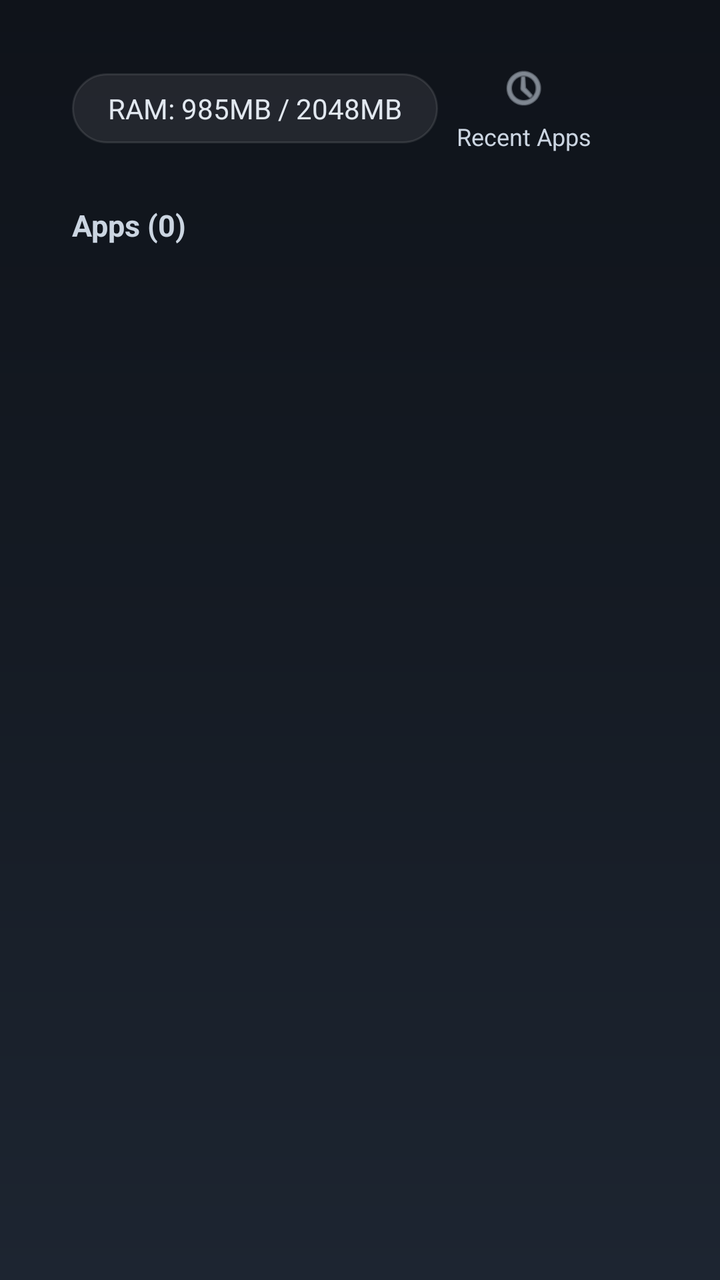
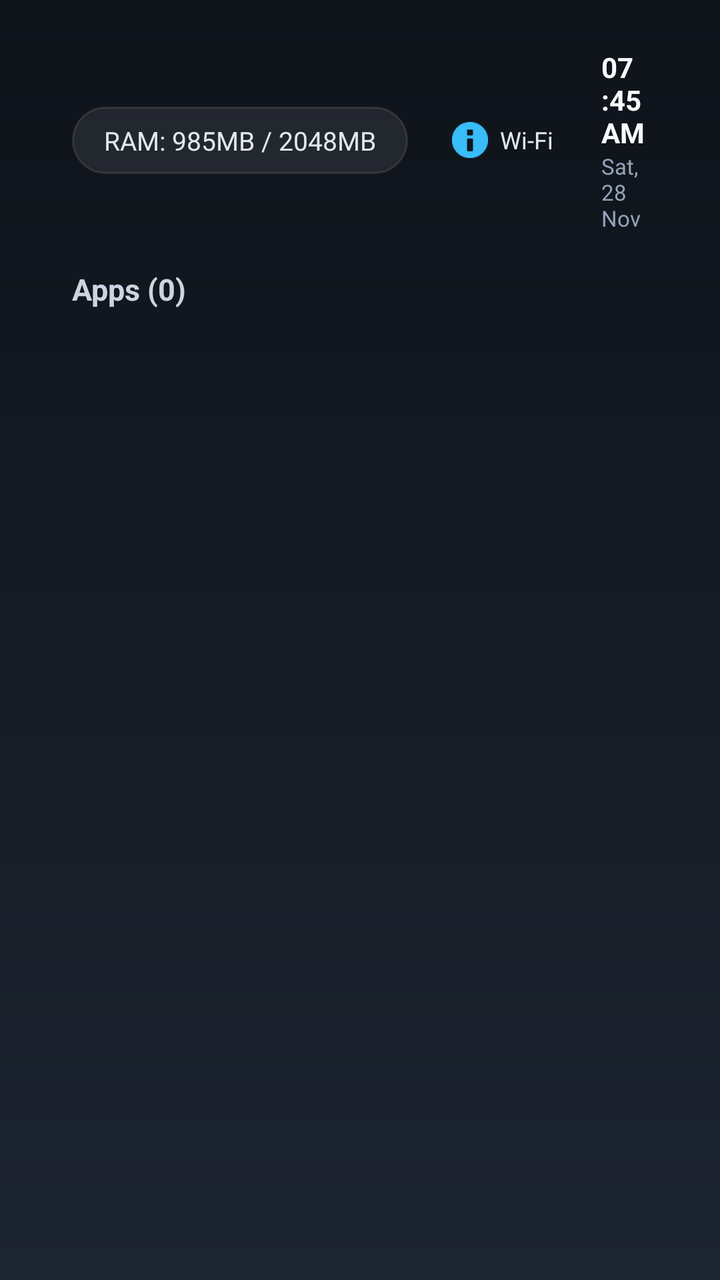

Screens rendered from an Android XML layout before and after an edit, with the pre-edit source and the edit as a unified diff.
<!-- AndroidManifest.xml: application theme Theme.TVLauncher -->
<!-- res/layout/activity_main.xml -->
<?xml version="1.0" encoding="utf-8"?>
<LinearLayout xmlns:android="http://schemas.android.com/apk/res/android"
    android:layout_width="match_parent"
    android:layout_height="match_parent"
    android:background="@drawable/bg_screen"
    android:orientation="vertical"
    android:paddingHorizontal="36dp"
    android:paddingTop="24dp"
    android:paddingBottom="16dp">

    
    <LinearLayout
        android:layout_width="match_parent"
        android:layout_height="wrap_content"
        android:gravity="center_vertical"
        android:orientation="horizontal"
        android:layout_marginBottom="18dp">

        <TextView
            android:id="@+id/tvRamInfo"
            android:layout_width="wrap_content"
            android:layout_height="wrap_content"
            android:background="@drawable/bg_ram_pill"
            android:paddingHorizontal="18dp"
            android:paddingVertical="8dp"
            android:text="RAM: 985MB / 2048MB"
            android:textColor="#E2E8F0"
            android:textSize="14sp" />

        <View
            android:layout_width="0dp"
            android:layout_height="1dp"
            android:layout_weight="1" />

        <LinearLayout
            android:id="@+id/btnRecentApps"
            android:layout_width="86dp"
            android:layout_height="wrap_content"
            android:background="@drawable/bg_top_btn_selector"
            android:focusable="true"
            android:gravity="center"
            android:orientation="vertical"
            android:padding="8dp">
            <ImageView
                android:layout_width="24dp"
                android:layout_height="24dp"
                android:src="@android:drawable/ic_menu_recent_history"
                android:tint="#CBD5E1" />
            <TextView
                android:layout_width="wrap_content"
                android:layout_height="wrap_content"
                android:layout_marginTop="4dp"
                android:text="Recent Apps"
                android:textColor="#CBD5E1"
                android:textSize="12sp" />
        </LinearLayout>

        <LinearLayout
            android:id="@+id/btnVoice"
            android:layout_width="76dp"
            android:layout_height="wrap_content"
            android:layout_marginStart="10dp"
            android:background="@drawable/bg_top_btn_selector"
            android:focusable="true"
            android:gravity="center"
            android:orientation="vertical"
            android:padding="8dp">
            <ImageView
                android:layout_width="24dp"
                android:layout_height="24dp"
                android:src="@android:drawable/ic_btn_speak_now"
                android:tint="#CBD5E1" />
            <TextView
                android:layout_width="wrap_content"
                android:layout_height="wrap_content"
                android:layout_marginTop="4dp"
                android:text="Voice"
                android:textColor="#CBD5E1"
                android:textSize="12sp" />
        </LinearLayout>

        <LinearLayout
            android:id="@+id/btnInputs"
            android:layout_width="76dp"
            android:layout_height="wrap_content"
            android:layout_marginStart="10dp"
            android:background="@drawable/bg_top_btn_selector"
            android:focusable="true"
            android:gravity="center"
            android:orientation="vertical"
            android:padding="8dp">
            <ImageView
                android:layout_width="24dp"
                android:layout_height="24dp"
                android:src="@android:drawable/ic_menu_share"
                android:tint="#CBD5E1" />
            <TextView
                android:layout_width="wrap_content"
                android:layout_height="wrap_content"
                android:layout_marginTop="4dp"
                android:text="Inputs"
                android:textColor="#CBD5E1"
                android:textSize="12sp" />
        </LinearLayout>

        <LinearLayout
            android:id="@+id/btnQuickMenu"
            android:layout_width="84dp"
            android:layout_height="wrap_content"
            android:layout_marginStart="10dp"
            android:background="@drawable/bg_top_btn_selector"
            android:focusable="true"
            android:gravity="center"
            android:orientation="vertical"
            android:padding="8dp">
            <ImageView
                android:layout_width="24dp"
                android:layout_height="24dp"
                android:src="@android:drawable/ic_menu_sort_by_size"
                android:tint="#CBD5E1" />
            <TextView
                android:layout_width="wrap_content"
                android:layout_height="wrap_content"
                android:layout_marginTop="4dp"
                android:text="Quick Menu"
                android:textColor="#CBD5E1"
                android:textSize="12sp" />
        </LinearLayout>

        <LinearLayout
            android:id="@+id/btnSettings"
            android:layout_width="76dp"
            android:layout_height="wrap_content"
            android:layout_marginStart="10dp"
            android:background="@drawable/bg_top_btn_selector"
            android:focusable="true"
            android:gravity="center"
            android:orientation="vertical"
            android:padding="8dp">
            <ImageView
                android:layout_width="24dp"
                android:layout_height="24dp"
                android:src="@android:drawable/ic_menu_preferences"
                android:tint="#CBD5E1" />
            <TextView
                android:layout_width="wrap_content"
                android:layout_height="wrap_content"
                android:layout_marginTop="4dp"
                android:text="Settings"
                android:textColor="#CBD5E1"
                android:textSize="12sp" />
        </LinearLayout>
    </LinearLayout>

    <TextView
        android:id="@+id/tvAppsHeader"
        android:layout_width="wrap_content"
        android:layout_height="wrap_content"
        android:layout_marginBottom="12dp"
        android:text="Apps (0)"
        android:textColor="#CBD5E1"
        android:textSize="15sp"
        android:textStyle="bold" />

    <androidx.recyclerview.widget.RecyclerView
        android:id="@+id/rvApps"
        android:layout_width="match_parent"
        android:layout_height="0dp"
        android:layout_weight="1"
        android:clipToPadding="false"
        android:padding="6dp" />
</LinearLayout>
<!-- resources referenced by this layout -->
<resources>
  <!-- drawable bg_ram_pill (drawable) -->
  <?xml version="1.0" encoding="utf-8"?>
  <shape xmlns:android="http://schemas.android.com/apk/res/android">
      <solid android:color="#14FFFFFF" />
      <stroke android:width="1dp" android:color="#1AFFFFFF" />
      <corners android:radius="24dp" />
  </shape>
  <!-- drawable bg_screen (drawable) -->
  <?xml version="1.0" encoding="utf-8"?>
  <shape xmlns:android="http://schemas.android.com/apk/res/android">
      <gradient
          android:angle="270"
          android:startColor="#0F131A"
          android:centerColor="#151B24"
          android:endColor="#1D2531" />
  </shape>
  <!-- drawable bg_top_btn_selector (drawable) -->
  <?xml version="1.0" encoding="utf-8"?>
  <selector xmlns:android="http://schemas.android.com/apk/res/android">
      <item android:state_focused="true">
          <shape>
              <solid android:color="#383AB6FF" />
              <stroke android:width="2dp" android:color="#8AD8FF" />
              <corners android:radius="10dp" />
          </shape>
      </item>
      <item>
          <shape>
              <solid android:color="@android:color/transparent" />
              <corners android:radius="10dp" />
          </shape>
      </item>
  </selector>
  <style name="Theme.TVLauncher" parent="Theme.AppCompat.NoActionBar">
          <item name="android:windowBackground">@drawable/bg_screen</item>
      </style>
</resources>

<!-- the commit's change to res/layout/activity_main.xml (unified diff, before → after) -->
@@ -1,5 +1,6 @@
 <?xml version="1.0" encoding="utf-8"?>
 <LinearLayout xmlns:android="http://schemas.android.com/apk/res/android"
+    android:id="@+id/rootLayout"
     android:layout_width="match_parent"
     android:layout_height="match_parent"
     android:background="@drawable/bg_screen"
@@ -21,11 +22,58 @@
             android:layout_width="wrap_content"
             android:layout_height="wrap_content"
             android:background="@drawable/bg_ram_pill"
-            android:paddingHorizontal="18dp"
+            android:paddingHorizontal="16dp"
             android:paddingVertical="8dp"
             android:text="RAM: 985MB / 2048MB"
             android:textColor="#E2E8F0"
-            android:textSize="14sp" />
+            android:textSize="13sp" />
+
+        <LinearLayout
+            android:id="@+id/btnWifi"
+            android:layout_width="wrap_content"
+            android:layout_height="wrap_content"
+            android:layout_marginStart="10dp"
+            android:background="@drawable/bg_top_btn_selector"
+            android:focusable="true"
+            android:gravity="center_vertical"
+            android:orientation="horizontal"
+            android:paddingHorizontal="12dp"
+            android:paddingVertical="7dp">
+            <ImageView
+                android:layout_width="18dp"
+                android:layout_height="18dp"
+                android:src="@android:drawable/ic_dialog_info"
+                android:tint="#38BDF8" />
+            <TextView
+                android:layout_width="wrap_content"
+                android:layout_height="wrap_content"
+                android:layout_marginStart="6dp"
+                android:text="Wi-Fi"
+                android:textColor="#E2E8F0"
+                android:textSize="12sp" />
+        </LinearLayout>
+
+        <LinearLayout
+            android:layout_width="wrap_content"
+            android:layout_height="wrap_content"
+            android:layout_marginStart="12dp"
+            android:orientation="vertical">
+            <TextView
+                android:id="@+id/tvClock"
+                android:layout_width="wrap_content"
+                android:layout_height="wrap_content"
+                android:text="07:45 AM"
+                android:textColor="#F8FAFC"
+                android:textSize="14sp"
+                android:textStyle="bold" />
+            <TextView
+                android:id="@+id/tvDate"
+                android:layout_width="wrap_content"
+                android:layout_height="wrap_content"
+                android:text="Sat, 28 Nov"
+                android:textColor="#94A3B8"
+                android:textSize="11sp" />
+        </LinearLayout>
 
         <View
             android:layout_width="0dp"
@@ -34,40 +82,40 @@
 
         <LinearLayout
             android:id="@+id/btnRecentApps"
-            android:layout_width="86dp"
-            android:layout_height="wrap_content"
-            android:background="@drawable/bg_top_btn_selector"
-            android:focusable="true"
-            android:gravity="center"
-            android:orientation="vertical"
-            android:padding="8dp">
-            <ImageView
-                android:layout_width="24dp"
-                android:layout_height="24dp"
+            android:layout_width="82dp"
+            android:layout_height="wrap_content"
+            android:background="@drawable/bg_top_btn_selector"
+            android:focusable="true"
+            android:gravity="center"
+            android:orientation="vertical"
+            android:padding="8dp">
+            <ImageView
+                android:layout_width="22dp"
+                android:layout_height="22dp"
                 android:src="@android:drawable/ic_menu_recent_history"
                 android:tint="#CBD5E1" />
             <TextView
                 android:layout_width="wrap_content"
                 android:layout_height="wrap_content"
                 android:layout_marginTop="4dp"
-                android:text="Recent Apps"
-                android:textColor="#CBD5E1"
-                android:textSize="12sp" />
+                android:text="Recent"
+                android:textColor="#CBD5E1"
+                android:textSize="11sp" />
         </LinearLayout>
 
         <LinearLayout
             android:id="@+id/btnVoice"
-            android:layout_width="76dp"
-            android:layout_height="wrap_content"
-            android:layout_marginStart="10dp"
-            android:background="@drawable/bg_top_btn_selector"
-            android:focusable="true"
-            android:gravity="center"
-            android:orientation="vertical"
-            android:padding="8dp">
-            <ImageView
-                android:layout_width="24dp"
-                android:layout_height="24dp"
+            android:layout_width="72dp"
+            android:layout_height="wrap_content"
+            android:layout_marginStart="8dp"
+            android:background="@drawable/bg_top_btn_selector"
+            android:focusable="true"
+            android:gravity="center"
+            android:orientation="vertical"
+            android:padding="8dp">
+            <ImageView
+                android:layout_width="22dp"
+                android:layout_height="22dp"
                 android:src="@android:drawable/ic_btn_speak_now"
                 android:tint="#CBD5E1" />
             <TextView
@@ -76,22 +124,22 @@
                 android:layout_marginTop="4dp"
                 android:text="Voice"
                 android:textColor="#CBD5E1"
-                android:textSize="12sp" />
+                android:textSize="11sp" />
         </LinearLayout>
 
         <LinearLayout
             android:id="@+id/btnInputs"
-            android:layout_width="76dp"
-            android:layout_height="wrap_content"
-            android:layout_marginStart="10dp"
-            android:background="@drawable/bg_top_btn_selector"
-            android:focusable="true"
-            android:gravity="center"
-            android:orientation="vertical"
-            android:padding="8dp">
-            <ImageView
-                android:layout_width="24dp"
-                android:layout_height="24dp"
+            android:layout_width="72dp"
+            android:layout_height="wrap_content"
+            android:layout_marginStart="8dp"
+            android:background="@drawable/bg_top_btn_selector"
+            android:focusable="true"
+            android:gravity="center"
+            android:orientation="vertical"
+            android:padding="8dp">
+            <ImageView
+                android:layout_width="22dp"
+                android:layout_height="22dp"
                 android:src="@android:drawable/ic_menu_share"
                 android:tint="#CBD5E1" />
             <TextView
@@ -100,22 +148,22 @@
                 android:layout_marginTop="4dp"
                 android:text="Inputs"
                 android:textColor="#CBD5E1"
-                android:textSize="12sp" />
+                android:textSize="11sp" />
         </LinearLayout>
 
         <LinearLayout
             android:id="@+id/btnQuickMenu"
-            android:layout_width="84dp"
-            android:layout_height="wrap_content"
-            android:layout_marginStart="10dp"
-            android:background="@drawable/bg_top_btn_selector"
-            android:focusable="true"
-            android:gravity="center"
-            android:orientation="vertical"
-            android:padding="8dp">
-            <ImageView
-                android:layout_width="24dp"
-                android:layout_height="24dp"
+            android:layout_width="80dp"
+            android:layout_height="wrap_content"
+            android:layout_marginStart="8dp"
+            android:background="@drawable/bg_top_btn_selector"
+            android:focusable="true"
+            android:gravity="center"
+            android:orientation="vertical"
+            android:padding="8dp">
+            <ImageView
+                android:layout_width="22dp"
+                android:layout_height="22dp"
                 android:src="@android:drawable/ic_menu_sort_by_size"
                 android:tint="#CBD5E1" />
             <TextView
@@ -124,22 +172,22 @@
                 android:layout_marginTop="4dp"
                 android:text="Quick Menu"
                 android:textColor="#CBD5E1"
-                android:textSize="12sp" />
+                android:textSize="11sp" />
         </LinearLayout>
 
         <LinearLayout
             android:id="@+id/btnSettings"
-            android:layout_width="76dp"
-            android:layout_height="wrap_content"
-            android:layout_marginStart="10dp"
-            android:background="@drawable/bg_top_btn_selector"
-            android:focusable="true"
-            android:gravity="center"
-            android:orientation="vertical"
-            android:padding="8dp">
-            <ImageView
-                android:layout_width="24dp"
-                android:layout_height="24dp"
+            android:layout_width="72dp"
+            android:layout_height="wrap_content"
+            android:layout_marginStart="8dp"
+            android:background="@drawable/bg_top_btn_selector"
+            android:focusable="true"
+            android:gravity="center"
+            android:orientation="vertical"
+            android:padding="8dp">
+            <ImageView
+                android:layout_width="22dp"
+                android:layout_height="22dp"
                 android:src="@android:drawable/ic_menu_preferences"
                 android:tint="#CBD5E1" />
             <TextView
@@ -148,7 +196,7 @@
                 android:layout_marginTop="4dp"
                 android:text="Settings"
                 android:textColor="#CBD5E1"
-                android:textSize="12sp" />
+                android:textSize="11sp" />
         </LinearLayout>
     </LinearLayout>
 
